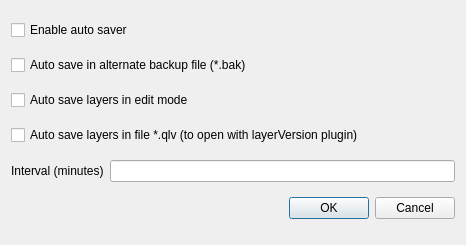
This is ui_autosave_dialog_base.ui in enricofer/autoSaver as Qt 5 draws it before an edit. The edited form follows.
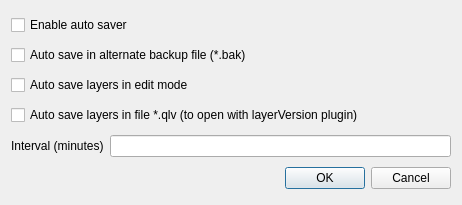
This is the edited form.

Commit message: Qt - Use UI file straight, without the need to compile UI to Python

Diff of the .ui file:
```diff
--- a/ui_autosave_dialog_base.ui
+++ b/ui_autosave_dialog_base.ui
@@ -6,8 +6,8 @@
    <rect>
     <x>0</x>
     <y>0</y>
-    <width>466</width>
-    <height>245</height>
+    <width>462</width>
+    <height>205</height>
    </rect>
   </property>
   <property name="windowTitle">
```
The commit also changes 3 other files.
